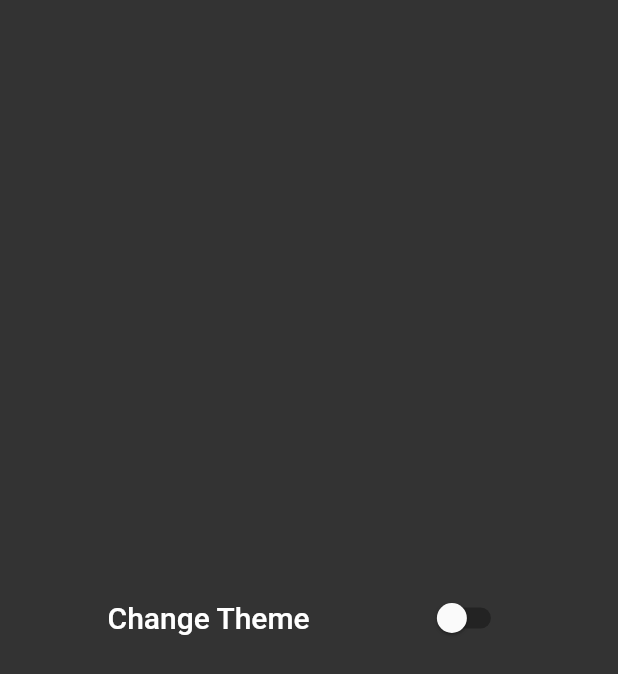
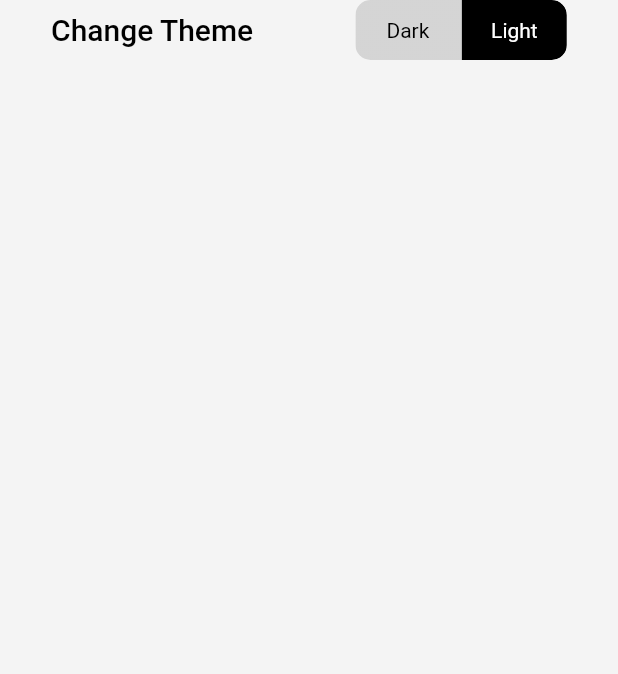
Before and after one commit to amineboularbah/Github-trending-repos-app, a Flutter app: the SettingsPage screen opened directly, on a phone screen of 412 x 824 dp. Shown: the top 674 px of the screen. Run offline on Flutter 3.47's test engine with Material 2 defaults, Android fonts, the phone set to English and light mode, and no system bars; drawn by our look-alikes of toggle_switch; our stand-ins replace auto_size_text, cached_network_image, flutter_spinkit, hexcolor; network calls fail.

Commit message:
Add dark theme & code refactoring

```diff
--- a/lib/utilities/constants.dart
+++ b/lib/Constants/constants.dart
@@ -1,4 +1,3 @@
-
 const Map<String, String> languageColor = {
   "Mercury": "#ff2b2b",
   "TypeScript": "#2b7489",
@@ -199,3 +198,6 @@ const Map<String, String> languageColor = {
   "Dogescript": "#cca760",
   "nesC": "#94B0C7"
 };
+
+const API_URL =
+    'https://api.github.com/search/repositories?q=created:>2017-10-22&sort=stars&order=desc&page=';
--- a/lib/Models/Services/githubRepoApi.dart
+++ b/lib/Models/Services/githubRepoApi.dart
@@ -1,13 +1,10 @@
+import 'package:gemographyMobileChallenge/Constants/constants.dart';
 import 'package:gemographyMobileChallenge/Models/Core/RepoModel.dart';
-import 'package:gemographyMobileChallenge/main.dart';
 import 'package:http/http.dart' as http;
 
 class GithubRepoApi {
-  String endpoint =
-      'https://api.github.com/search/repositories?q=created:>2017-10-22&sort=stars&order=desc&page=$pageNumber';
-
-  Future<RepositoryModel> getGithubRepos() async {
-    final response = await http.get(endpoint);
+  Future<RepositoryModel> getGithubRepos(int pageNumber) async {
+    final response = await http.get(API_URL + '$pageNumber');
     // if the api responds with OK we parse the api response using repositoryFromJson
     if (response.statusCode == 200) {
       return repositoryModelFromJson(response.body);
--- a/lib/Provider/ThemeProvider.dart
+++ b/lib/Provider/ThemeProvider.dart
@@ -4,7 +4,7 @@ class ThemeProvider extends ChangeNotifier {
   final String key = 'theme';
   bool _theme = false;
 
-  bool get themeName => _theme;
+  bool get getTheme => _theme;
 
   ThemeProvider() {
     _theme = true;
--- a/lib/Themes/Themes.dart
+++ b/lib/Themes/Themes.dart
@@ -26,7 +26,7 @@ ThemeData darkTheme() {
   final ThemeData base = ThemeData.light();
   return base.copyWith(
       primaryColor: Colors.black,
-      indicatorColor: Colors.white,
+      indicatorColor: Colors.black,
       cardColor: Color(0xff212121),
       scaffoldBackgroundColor: Color(0xff333333),
       canvasColor: Colors.white,
--- a/lib/Views/Screens/settings.dart
+++ b/lib/Views/Screens/settings.dart
@@ -2,6 +2,7 @@ import 'package:flutter/material.dart';
 import 'package:gemographyMobileChallenge/Provider/ThemeProvider.dart';
 import 'package:gemographyMobileChallenge/main.dart';
 import 'package:provider/provider.dart';
+import 'package:toggle_switch/toggle_switch.dart';
 
 class SettingsPage extends StatefulWidget {
   @override
@@ -16,7 +17,10 @@ class _SettingsPageState extends State<SettingsPage> {
         child: Consumer<ThemeProvider>(
           builder: (context, themeProvider, child) {
             return Container(
-              width: MediaQuery.of(context).size.width / 1.2,
+              width: MediaQuery.of(context).size.width,
+              margin: EdgeInsets.only(),
+              child: Align(
+                alignment: Alignment.topLeft,
                 child: Row(
                   mainAxisAlignment: MainAxisAlignment.spaceAround,
                   children: [
@@ -27,17 +31,20 @@ class _SettingsPageState extends State<SettingsPage> {
                           fontWeight: FontWeight.w500,
                           color: Theme.of(context).accentColor),
                     ),
-                  Switch(
-                    activeColor: Theme.of(context).accentColor,
-                    value: theme,
-                    onChanged: (value) {
-                      setState(() {
+                    ToggleSwitch(
+                        minWidth: 70.0,
+                        cornerRadius: 10,
+                        initialLabelIndex: themeProvider.getTheme ? 1 : 0,
+                        activeBgColor: Theme.of(context).accentColor,
+                        activeFgColor: Theme.of(context).primaryColor,
+                        inactiveBgColor: Colors.grey.withOpacity(0.20),
+                        inactiveFgColor: Theme.of(context).accentColor,
+                        labels: ['Dark', 'Light'],
+                        onToggle: (index) {
                           themeProvider.toggleTheme();
-                        theme = value;
-                      });
-                    },
+                        }),
+                  ],
                 ),
-                ],
               ),
             );
           },
--- a/lib/main.dart
+++ b/lib/main.dart
@@ -16,8 +16,11 @@ void main() {
   ], child: MyApp()));
 }
 
-int pageNumber = 1;
-bool theme = false;
+//TODO rename
+enum FetchType {
+  refresh,
+  nextPage,
+}
 
 class MyApp extends StatelessWidget {
   // This widget is the root of your application.
@@ -30,7 +33,8 @@ class MyApp extends StatelessWidget {
           return ChangeNotifierProvider(
             create: (context) => RepoProvider(),
             child: MaterialApp(
-              theme: themeProvider.themeName ? darkTheme() : lightTheme(),
+              debugShowCheckedModeBanner: false,
+              theme: themeProvider.getTheme ? lightTheme() : darkTheme(),
               home: SplashScreen(),
             ),
           );
--- a/pubspec.yaml
+++ b/pubspec.yaml
@@ -18,7 +18,9 @@ dependencies:
   cached_network_image: ^2.3.2+1
   date_format: ^1.0.9
   hexcolor: ^1.0.4
-
+  auto_size_text: ^2.1.0
+  flutter_spinkit: ^4.1.2+1
+  toggle_switch: ^0.1.8
 
 dev_dependencies:
   flutter_test:
```
Also changed, not shown: lib/Models/Helpers/Helper.dart (added, +32 -0 lines), lib/Models/Services/repositories.dart (deleted, +0 -11 lines), lib/Provider/RepositoryProvider.dart (+6 -2 lines), lib/Views/Components/RepoItem.dart (+43 -104 lines), lib/Views/Screens/splash.dart (+4 -3 lines), lib/Views/Screens/trending.dart (+43 -9 lines), pubspec.lock. Lines whose indentation alone changed are shown as unchanged.
